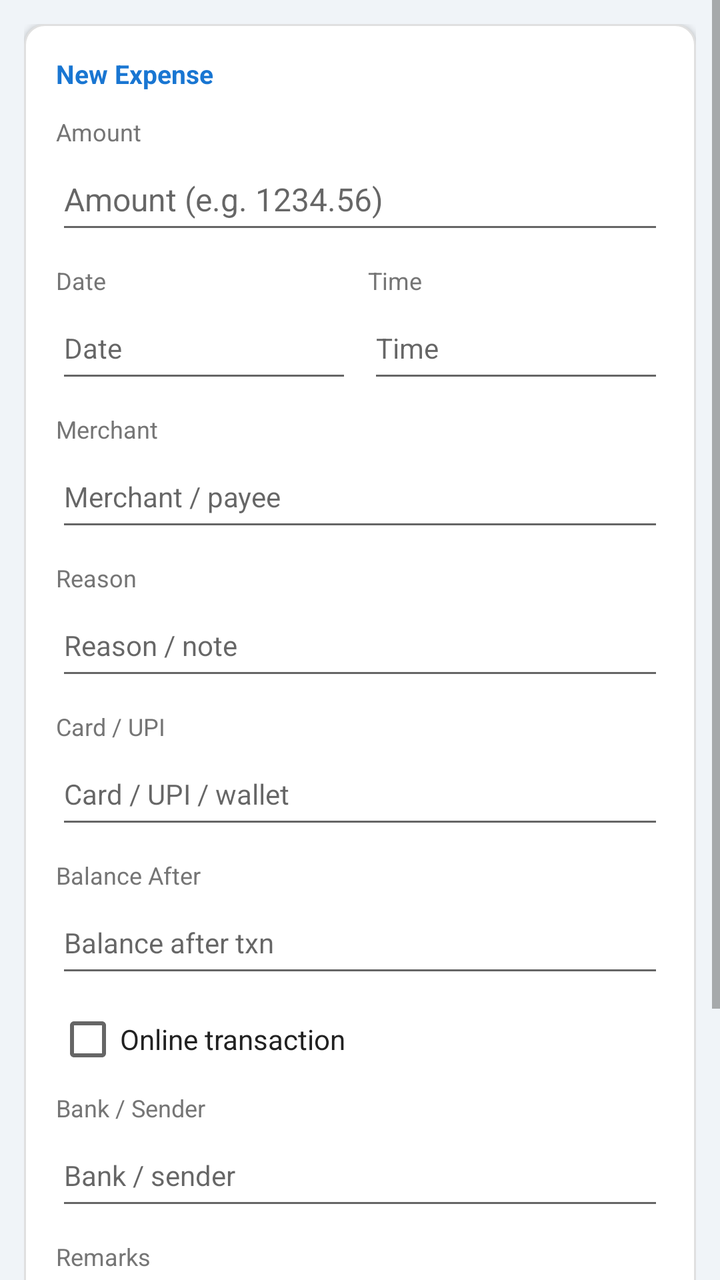
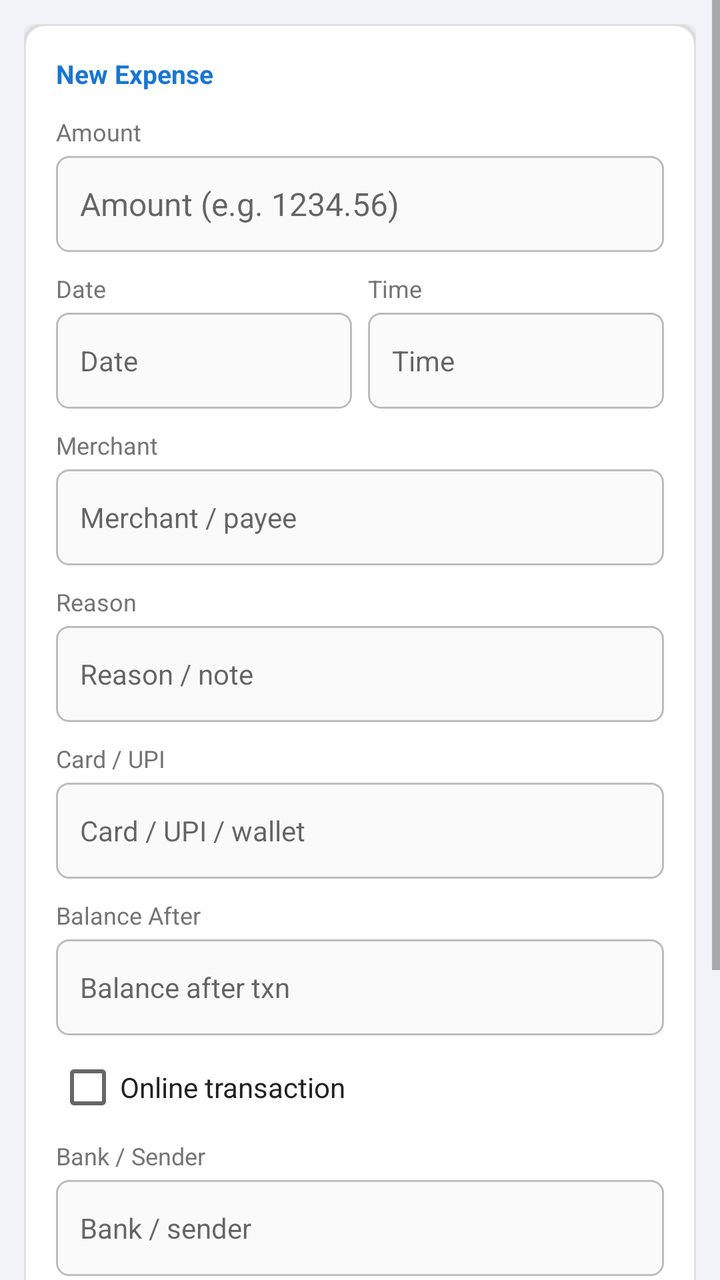

The first picture is an Android layout as it rendered before a commit; the second is the same layout after the commit. The layout source and the unified diff follow.
<!-- AndroidManifest.xml: application theme android:Theme.Material.Light.DarkActionBar -->
<!-- res/layout/activity_add_expense.xml -->
<?xml version="1.0" encoding="utf-8"?>
<ScrollView xmlns:android="http://schemas.android.com/apk/res/android"
    android:layout_width="match_parent"
    android:layout_height="match_parent"
    android:background="#F0F4F8">

    <LinearLayout
        android:layout_width="match_parent"
        android:layout_height="wrap_content"
        android:orientation="vertical"
        android:paddingLeft="12dp"
        android:paddingRight="12dp"
        android:paddingTop="12dp"
        android:paddingBottom="24dp">

        <LinearLayout
            android:layout_width="match_parent"
            android:layout_height="wrap_content"
            android:orientation="vertical"
            android:background="@drawable/bg_card"
            android:elevation="2dp"
            android:padding="16dp">

            <TextView
                android:layout_width="match_parent"
                android:layout_height="wrap_content"
                android:text="New Expense"
                android:textColor="#1976D2"
                android:textSize="13sp"
                android:textStyle="bold"
                android:layout_marginBottom="12dp" />

            <TextView
                android:layout_width="match_parent"
                android:layout_height="wrap_content"
                android:text="@string/label_amount"
                android:textColor="#757575"
                android:textSize="12sp" />

            <EditText
                android:id="@+id/etAmount"
                android:layout_width="match_parent"
                android:layout_height="48dp"
                android:hint="@string/hint_amount"
                android:inputType="numberDecimal"
                android:textSize="16sp"
                android:textColor="#212121"
                android:layout_marginBottom="10dp" />

            <LinearLayout
                android:layout_width="match_parent"
                android:layout_height="wrap_content"
                android:orientation="horizontal"
                android:layout_marginBottom="10dp">

                <LinearLayout
                    android:layout_width="0dp"
                    android:layout_height="wrap_content"
                    android:layout_weight="1"
                    android:orientation="vertical"
                    android:layout_marginRight="8dp">

                    <TextView
                        android:layout_width="match_parent"
                        android:layout_height="wrap_content"
                        android:text="@string/label_date"
                        android:textColor="#757575"
                        android:textSize="12sp" />

                    <EditText
                        android:id="@+id/etDate"
                        android:layout_width="match_parent"
                        android:layout_height="48dp"
                        android:hint="@string/hint_date"
                        android:inputType="none"
                        android:focusable="false"
                        android:clickable="true"
                        android:textSize="14sp"
                        android:textColor="#212121" />

                </LinearLayout>

                <LinearLayout
                    android:layout_width="0dp"
                    android:layout_height="wrap_content"
                    android:layout_weight="1"
                    android:orientation="vertical">

                    <TextView
                        android:layout_width="match_parent"
                        android:layout_height="wrap_content"
                        android:text="@string/label_time"
                        android:textColor="#757575"
                        android:textSize="12sp" />

                    <EditText
                        android:id="@+id/etTime"
                        android:layout_width="match_parent"
                        android:layout_height="48dp"
                        android:hint="@string/hint_time"
                        android:inputType="none"
                        android:focusable="false"
                        android:clickable="true"
                        android:textSize="14sp"
                        android:textColor="#212121" />

                </LinearLayout>

            </LinearLayout>

            <TextView
                android:layout_width="match_parent"
                android:layout_height="wrap_content"
                android:text="@string/label_merchant"
                android:textColor="#757575"
                android:textSize="12sp" />

            <EditText
                android:id="@+id/etMerchant"
                android:layout_width="match_parent"
                android:layout_height="48dp"
                android:hint="@string/hint_merchant"
                android:inputType="textCapWords"
                android:textSize="14sp"
                android:textColor="#212121"
                android:layout_marginBottom="10dp" />

            <TextView
                android:layout_width="match_parent"
                android:layout_height="wrap_content"
                android:text="@string/label_reason"
                android:textColor="#757575"
                android:textSize="12sp" />

            <EditText
                android:id="@+id/etReason"
                android:layout_width="match_parent"
                android:layout_height="48dp"
                android:hint="@string/hint_reason"
                android:inputType="textCapSentences"
                android:textSize="14sp"
                android:textColor="#212121"
                android:layout_marginBottom="10dp" />

            <TextView
                android:layout_width="match_parent"
                android:layout_height="wrap_content"
                android:text="@string/label_card"
                android:textColor="#757575"
                android:textSize="12sp" />

            <EditText
                android:id="@+id/etCard"
                android:layout_width="match_parent"
                android:layout_height="48dp"
                android:hint="@string/hint_card"
                android:inputType="text"
                android:textSize="14sp"
                android:textColor="#212121"
                android:layout_marginBottom="10dp" />

            <TextView
                android:layout_width="match_parent"
                android:layout_height="wrap_content"
                android:text="@string/label_balance_after"
                android:textColor="#757575"
                android:textSize="12sp" />

            <EditText
                android:id="@+id/etBalance"
                android:layout_width="match_parent"
                android:layout_height="48dp"
                android:hint="@string/hint_balance_field"
                android:inputType="numberDecimal"
                android:textSize="14sp"
                android:textColor="#212121"
                android:layout_marginBottom="10dp" />

            <CheckBox
                android:id="@+id/cbOnline"
                android:layout_width="match_parent"
                android:layout_height="wrap_content"
                android:text="@string/label_online"
                android:textSize="14sp"
                android:textColor="#212121"
                android:layout_marginBottom="10dp" />

            <TextView
                android:layout_width="match_parent"
                android:layout_height="wrap_content"
                android:text="@string/label_bank"
                android:textColor="#757575"
                android:textSize="12sp" />

            <EditText
                android:id="@+id/etBank"
                android:layout_width="match_parent"
                android:layout_height="48dp"
                android:hint="@string/hint_bank"
                android:inputType="text"
                android:textSize="14sp"
                android:textColor="#212121"
                android:layout_marginBottom="10dp" />

            <TextView
                android:layout_width="match_parent"
                android:layout_height="wrap_content"
                android:text="@string/label_remarks"
                android:textColor="#757575"
                android:textSize="12sp" />

            <EditText
                android:id="@+id/etRemarks"
                android:layout_width="match_parent"
                android:layout_height="wrap_content"
                android:minHeight="72dp"
                android:hint="@string/hint_remarks"
                android:inputType="textMultiLine|textCapSentences"
                android:gravity="top"
                android:textSize="14sp"
                android:textColor="#212121"
                android:layout_marginBottom="16dp" />

            <Button
                android:id="@+id/btnSave"
                android:layout_width="match_parent"
                android:layout_height="48dp"
                android:text="@string/btn_save"
                android:textColor="#FFFFFF"
                android:textSize="15sp"
                android:background="@drawable/bg_button_primary" />

        </LinearLayout>

    </LinearLayout>
</ScrollView>
<!-- resources referenced by this layout -->
<resources>
  <!-- drawable bg_button_primary (drawable) -->
  <?xml version="1.0" encoding="utf-8"?>
  <ripple xmlns:android="http://schemas.android.com/apk/res/android"
      android:color="#1565C0">
      <item>
          <shape android:shape="rectangle">
              <solid android:color="#1976D2" />
              <corners android:radius="6dp" />
          </shape>
      </item>
  </ripple>
  <!-- drawable bg_card (drawable) -->
  <?xml version="1.0" encoding="utf-8"?>
  <shape xmlns:android="http://schemas.android.com/apk/res/android"
      android:shape="rectangle">
      <solid android:color="#FFFFFF" />
      <corners android:radius="10dp" />
      <stroke android:width="1dp" android:color="#E0E0E0" />
  </shape>
  <string name="btn_save">Save Expense</string>
  <string name="hint_amount">Amount (e.g. 1234.56)</string>
  <string name="hint_balance_field">Balance after txn</string>
  <string name="hint_bank">Bank / sender</string>
  <string name="hint_card">Card / UPI / wallet</string>
  <string name="hint_date">Date</string>
  <string name="hint_merchant">Merchant / payee</string>
  <string name="hint_reason">Reason / note</string>
  <string name="hint_remarks">Notes or comments…</string>
  <string name="hint_time">Time</string>
  <string name="label_amount">Amount</string>
  <string name="label_balance_after">Balance After</string>
  <string name="label_bank">Bank / Sender</string>
  <string name="label_card">Card / UPI</string>
  <string name="label_date">Date</string>
  <string name="label_merchant">Merchant</string>
  <string name="label_online">Online transaction</string>
  <string name="label_reason">Reason</string>
  <string name="label_remarks">Remarks</string>
  <string name="label_time">Time</string>
</resources>

<!-- the commit's change to res/layout/activity_add_expense.xml (unified diff, before → after) -->
@@ -35,7 +35,8 @@
                 android:layout_height="wrap_content"
                 android:text="@string/label_amount"
                 android:textColor="#757575"
-                android:textSize="12sp" />
+                android:textSize="12sp"
+                android:layout_marginBottom="4dp" />
 
             <EditText
                 android:id="@+id/etAmount"
@@ -45,6 +46,9 @@
                 android:inputType="numberDecimal"
                 android:textSize="16sp"
                 android:textColor="#212121"
+                android:background="@drawable/bg_edittext_outlined"
+                android:paddingLeft="12dp"
+                android:paddingRight="12dp"
                 android:layout_marginBottom="10dp" />
 
             <LinearLayout
@@ -65,7 +69,8 @@
                         android:layout_height="wrap_content"
                         android:text="@string/label_date"
                         android:textColor="#757575"
-                        android:textSize="12sp" />
+                        android:textSize="12sp"
+                        android:layout_marginBottom="4dp" />
 
                     <EditText
                         android:id="@+id/etDate"
@@ -76,7 +81,10 @@
                         android:focusable="false"
                         android:clickable="true"
                         android:textSize="14sp"
-                        android:textColor="#212121" />
+                        android:textColor="#212121"
+                        android:background="@drawable/bg_edittext_outlined"
+                        android:paddingLeft="12dp"
+                        android:paddingRight="12dp" />
 
                 </LinearLayout>
 
@@ -91,7 +99,8 @@
                         android:layout_height="wrap_content"
                         android:text="@string/label_time"
                         android:textColor="#757575"
-                        android:textSize="12sp" />
+                        android:textSize="12sp"
+                        android:layout_marginBottom="4dp" />
 
                     <EditText
                         android:id="@+id/etTime"
@@ -102,7 +111,10 @@
                         android:focusable="false"
                         android:clickable="true"
                         android:textSize="14sp"
-                        android:textColor="#212121" />
+                        android:textColor="#212121"
+                        android:background="@drawable/bg_edittext_outlined"
+                        android:paddingLeft="12dp"
+                        android:paddingRight="12dp" />
 
                 </LinearLayout>
 
@@ -113,7 +125,8 @@
                 android:layout_height="wrap_content"
                 android:text="@string/label_merchant"
                 android:textColor="#757575"
-                android:textSize="12sp" />
+                android:textSize="12sp"
+                android:layout_marginBottom="4dp" />
 
             <EditText
                 android:id="@+id/etMerchant"
@@ -123,6 +136,9 @@
                 android:inputType="textCapWords"
                 android:textSize="14sp"
                 android:textColor="#212121"
+                android:background="@drawable/bg_edittext_outlined"
+                android:paddingLeft="12dp"
+                android:paddingRight="12dp"
                 android:layout_marginBottom="10dp" />
 
             <TextView
@@ -130,7 +146,8 @@
                 android:layout_height="wrap_content"
                 android:text="@string/label_reason"
                 android:textColor="#757575"
-                android:textSize="12sp" />
+                android:textSize="12sp"
+                android:layout_marginBottom="4dp" />
 
             <EditText
                 android:id="@+id/etReason"
@@ -140,6 +157,9 @@
                 android:inputType="textCapSentences"
                 android:textSize="14sp"
                 android:textColor="#212121"
+                android:background="@drawable/bg_edittext_outlined"
+                android:paddingLeft="12dp"
+                android:paddingRight="12dp"
                 android:layout_marginBottom="10dp" />
 
             <TextView
@@ -147,7 +167,8 @@
                 android:layout_height="wrap_content"
                 android:text="@string/label_card"
                 android:textColor="#757575"
-                android:textSize="12sp" />
+                android:textSize="12sp"
+                android:layout_marginBottom="4dp" />
 
             <EditText
                 android:id="@+id/etCard"
@@ -157,6 +178,9 @@
                 android:inputType="text"
                 android:textSize="14sp"
                 android:textColor="#212121"
+                android:background="@drawable/bg_edittext_outlined"
+                android:paddingLeft="12dp"
+                android:paddingRight="12dp"
                 android:layout_marginBottom="10dp" />
 
             <TextView
@@ -164,7 +188,8 @@
                 android:layout_height="wrap_content"
                 android:text="@string/label_balance_after"
                 android:textColor="#757575"
-                android:textSize="12sp" />
+                android:textSize="12sp"
+                android:layout_marginBottom="4dp" />
 
             <EditText
                 android:id="@+id/etBalance"
@@ -174,6 +199,9 @@
                 android:inputType="numberDecimal"
                 android:textSize="14sp"
                 android:textColor="#212121"
+                android:background="@drawable/bg_edittext_outlined"
+                android:paddingLeft="12dp"
+                android:paddingRight="12dp"
                 android:layout_marginBottom="10dp" />
 
             <CheckBox
@@ -190,7 +218,8 @@
                 android:layout_height="wrap_content"
                 android:text="@string/label_bank"
                 android:textColor="#757575"
-                android:textSize="12sp" />
+                android:textSize="12sp"
+                android:layout_marginBottom="4dp" />
 
             <EditText
                 android:id="@+id/etBank"
@@ -200,6 +229,9 @@
                 android:inputType="text"
                 android:textSize="14sp"
                 android:textColor="#212121"
+                android:background="@drawable/bg_edittext_outlined"
+                android:paddingLeft="12dp"
+                android:paddingRight="12dp"
                 android:layout_marginBottom="10dp" />
 
             <TextView
@@ -207,7 +239,8 @@
                 android:layout_height="wrap_content"
                 android:text="@string/label_remarks"
                 android:textColor="#757575"
-                android:textSize="12sp" />
+                android:textSize="12sp"
+                android:layout_marginBottom="4dp" />
 
             <EditText
                 android:id="@+id/etRemarks"
@@ -219,6 +252,11 @@
                 android:gravity="top"
                 android:textSize="14sp"
                 android:textColor="#212121"
+                android:background="@drawable/bg_edittext_outlined"
+                android:paddingLeft="12dp"
+                android:paddingRight="12dp"
+                android:paddingTop="10dp"
+                android:paddingBottom="10dp"
                 android:layout_marginBottom="16dp" />
 
             <Button
<!-- resource entries referenced after the edit -->
@@ -19,6 +19,24 @@
       <corners android:radius="10dp" />
       <stroke android:width="1dp" android:color="#E0E0E0" />
   </shape>
+  <!-- drawable bg_edittext_outlined (drawable) -->
+  <?xml version="1.0" encoding="utf-8"?>
+  <selector xmlns:android="http://schemas.android.com/apk/res/android">
+      <item android:state_focused="true">
+          <shape android:shape="rectangle">
+              <solid android:color="#FFFFFF" />
+              <corners android:radius="6dp" />
+              <stroke android:width="2dp" android:color="#1976D2" />
+          </shape>
+      </item>
+      <item>
+          <shape android:shape="rectangle">
+              <solid android:color="#FAFAFA" />
+              <corners android:radius="6dp" />
+              <stroke android:width="1dp" android:color="#BDBDBD" />
+          </shape>
+      </item>
+  </selector>
   <string name="btn_save">Save Expense</string>
   <string name="hint_amount">Amount (e.g. 1234.56)</string>
   <string name="hint_balance_field">Balance after txn</string>
